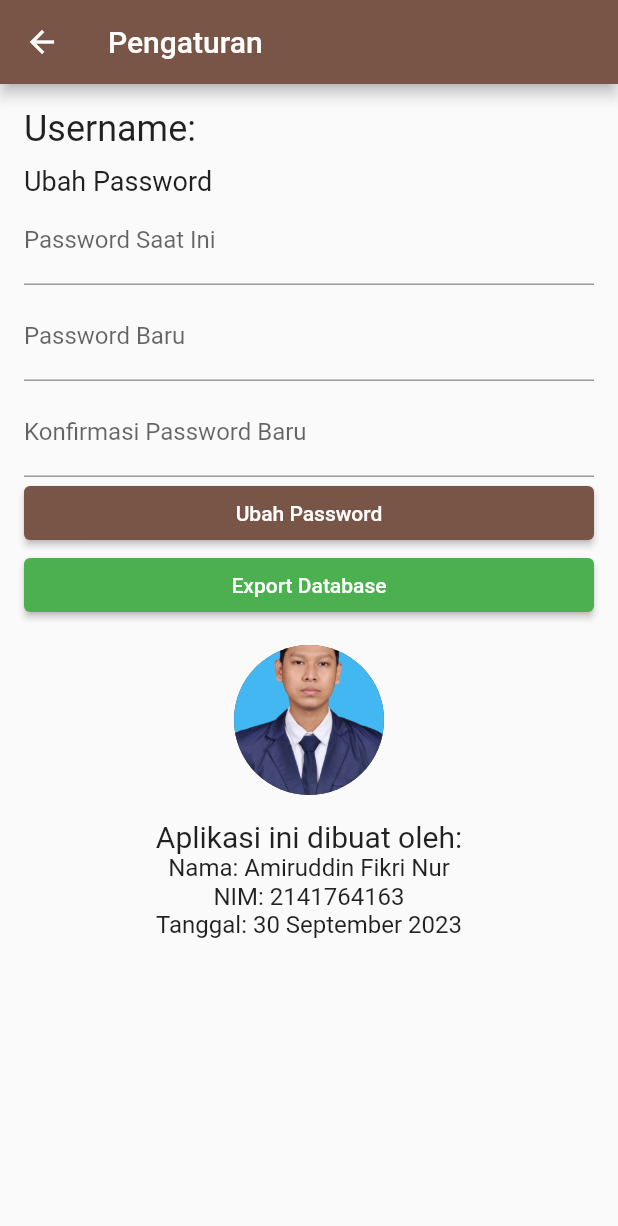
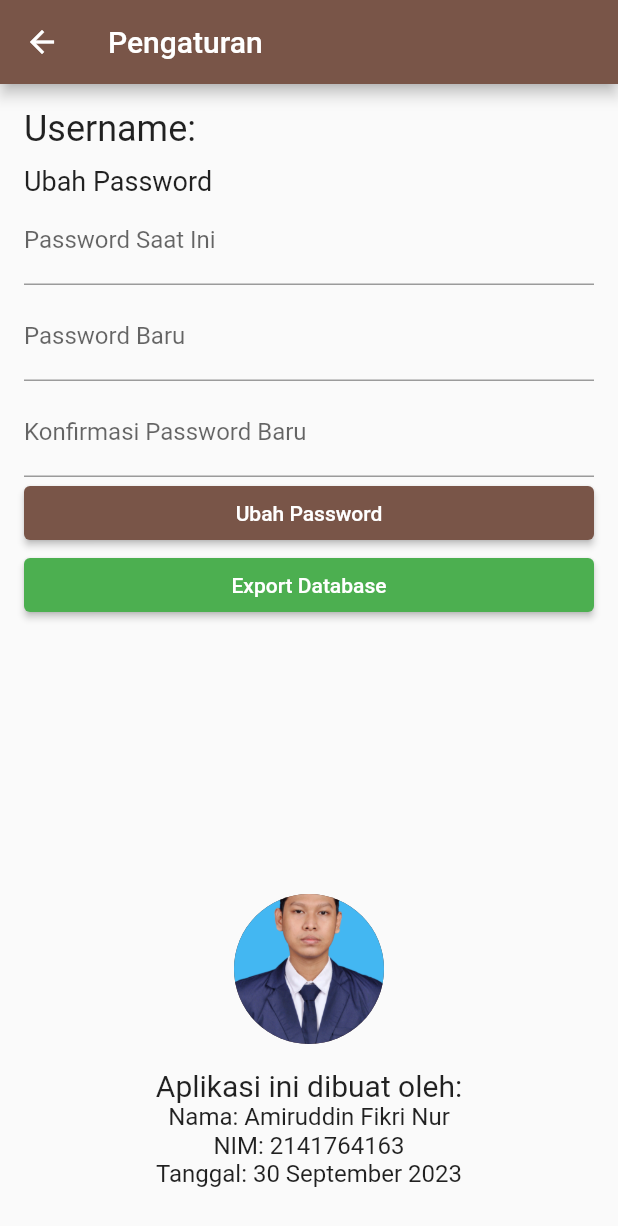
Before and after one commit to fikri-nur/cashbook_app, a Flutter app: the SettingsScreen screen opened by its route, on a phone screen of 412 x 824 dp. Shown: the top 1226 px of the screen. Run offline on Flutter 3.47's test engine with Material 2 defaults, Android fonts, the phone set to English and light mode, and no system bars; our stand-ins replace permission_handler, sqflite; accounts and stored records are empty.

Commit message:
fixed layout setting

```diff
--- a/lib/screens/settings_screen.dart
+++ b/lib/screens/settings_screen.dart
@@ -150,7 +150,7 @@ class _SettingsScreenState extends State<SettingsScreen> {
       appBar: AppBar(
         title: Text('Pengaturan'),
       ),
-      body: SingleChildScrollView(
+      body: Padding(
         padding: EdgeInsets.all(16.0),
         child: Column(
           mainAxisSize: MainAxisSize.min,
```
